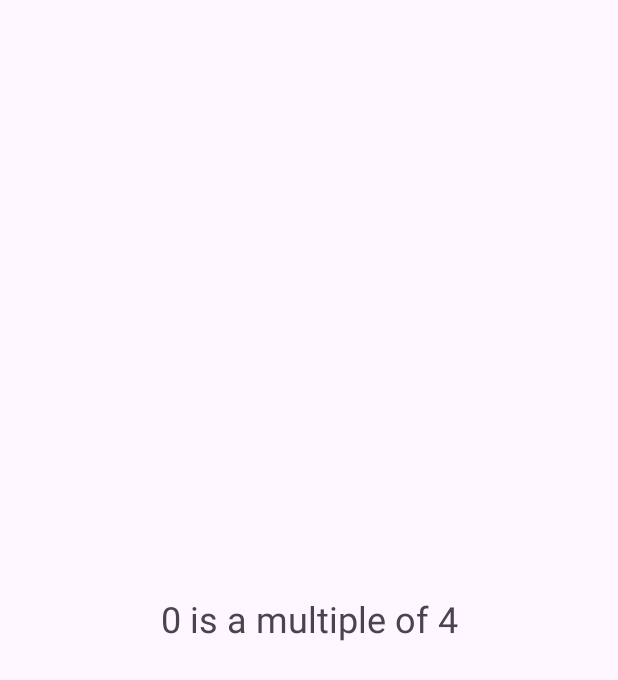
After one commit to elvis-hai-le/SDMD-W7-LISTS, an Android app: the DetailActivity screen opened directly, with no data from a screen before it, on a phone screen of 412 x 824 dp. The commit adds this screen. Shown: the top 680 px of the screen. Run offline under Robolectric (Android 15) with nearby library versions, the phone set to English and light mode, and no system bars.

Commit message:
Updated code to add fact about number when clicked in the list.

```diff
--- a/app/src/main/AndroidManifest.xml
+++ b/app/src/main/AndroidManifest.xml
@@ -12,6 +12,7 @@
         android:supportsRtl="true"
         android:theme="@style/Theme.W07NumberList2023"
         tools:targetApi="31">
+        <activity android:name=".DetailActivity" />
         <activity
             android:name=".MainActivity"
             android:exported="true">
--- /dev/null
+++ b/app/src/main/java/au/edu/swin/sdmd/w07_numberlist_2023/DetailActivity.kt
@@ -0,0 +1,16 @@
+package au.edu.swin.sdmd.w07_numberlist_2023
+
+import android.os.Bundle
+import android.widget.TextView
+import androidx.appcompat.app.AppCompatActivity
+
+class DetailActivity : AppCompatActivity() {
+    override fun onCreate(savedInstanceState: Bundle?) {
+        super.onCreate(savedInstanceState)
+        setContentView(R.layout.activity_detail)
+
+        val number = intent.getIntExtra("NUMBER", 0)
+        val showFact = findViewById<TextView>(R.id.numberFact)
+        showFact.text = if (number % 4 == 0) "$number is a multiple of 4" else "$number is not a multiple of 4"
+    }
+}
--- /dev/null
+++ b/app/src/main/res/layout/activity_detail.xml
@@ -0,0 +1,18 @@
+<?xml version="1.0" encoding="utf-8"?>
+<androidx.constraintlayout.widget.ConstraintLayout xmlns:android="http://schemas.android.com/apk/res/android"
+    xmlns:app="http://schemas.android.com/apk/res-auto"
+    xmlns:tools="http://schemas.android.com/tools"
+    android:layout_width="match_parent"
+    android:layout_height="match_parent">
+
+    <TextView
+        android:id="@+id/numberFact"
+        android:layout_width="wrap_content"
+        android:layout_height="wrap_content"
+        android:text="text"
+        android:textSize="24sp"
+        app:layout_constraintBottom_toBottomOf="parent"
+        app:layout_constraintEnd_toEndOf="parent"
+        app:layout_constraintStart_toStartOf="parent"
+        app:layout_constraintTop_toTopOf="parent" />
+</androidx.constraintlayout.widget.ConstraintLayout>
--- a/app/src/main/res/layout/activity_main.xml
+++ b/app/src/main/res/layout/activity_main.xml
@@ -9,6 +9,8 @@
     <androidx.recyclerview.widget.RecyclerView
         android:id="@+id/numberList"
         android:layout_width="match_parent"
-        android:layout_height="match_parent" />
+        android:layout_height="match_parent"
+        tools:layout_editor_absoluteX="69dp"
+        tools:layout_editor_absoluteY="-41dp" />
 
 </androidx.constraintlayout.widget.ConstraintLayout>
--- a/app/src/main/res/layout/layout_row.xml
+++ b/app/src/main/res/layout/layout_row.xml
@@ -7,6 +7,7 @@
     <TextView
         android:id="@+id/number"
         android:layout_width="wrap_content"
-        android:layout_height="wrap_content" />
+        android:layout_height="wrap_content"
+        android:textSize="24sp" />
 
 </LinearLayout>
```
Also changed, not shown: app/src/main/java/au/edu/swin/sdmd/w07_numberlist_2023/NumberAdapter.kt (+9 -2 lines).
